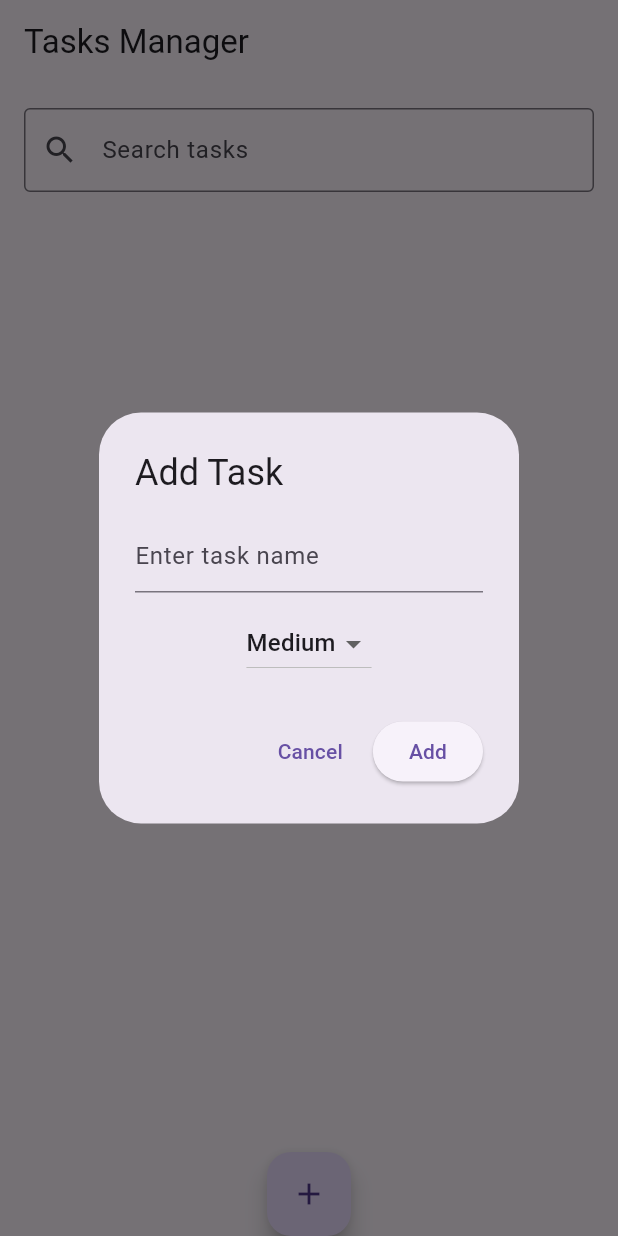
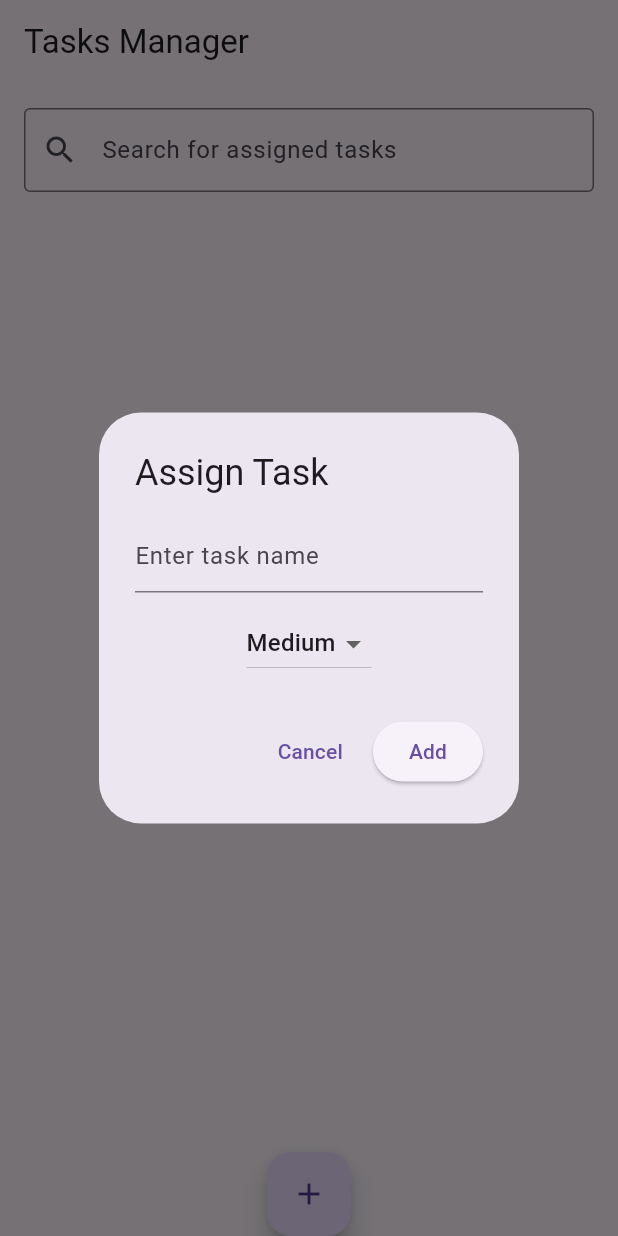
Before and after one commit to nikhilgoud003/Task_Manager_App, a Flutter app: the screen it shows after launch, after a tap on the "add" icon, on a phone screen of 412 x 824 dp. Run offline on Flutter 3.47's test engine with Material 3 defaults, Android fonts, the phone set to English and light mode, and no system bars.

Commit message:
Made few bugfixes and minor modifications in code

```diff
--- a/lib/main.dart
+++ b/lib/main.dart
@@ -72,7 +72,7 @@ class _TaskListScreenState extends State<TaskListScreen> {
             TextField(
               controller: _searchController,
               decoration: InputDecoration(
-                hintText: 'Search tasks',
+                hintText: 'Search for assigned tasks',
                 border: OutlineInputBorder(),
                 prefixIcon: Icon(Icons.search),
               ),
@@ -134,7 +134,7 @@ class _TaskListScreenState extends State<TaskListScreen> {
       context: context,
       builder: (BuildContext context) {
         return AlertDialog(
-          title: Text('Add Task'),
+          title: Text('Assign Task'),
           content: Column(
             mainAxisSize: MainAxisSize.min,
             children: [
```
